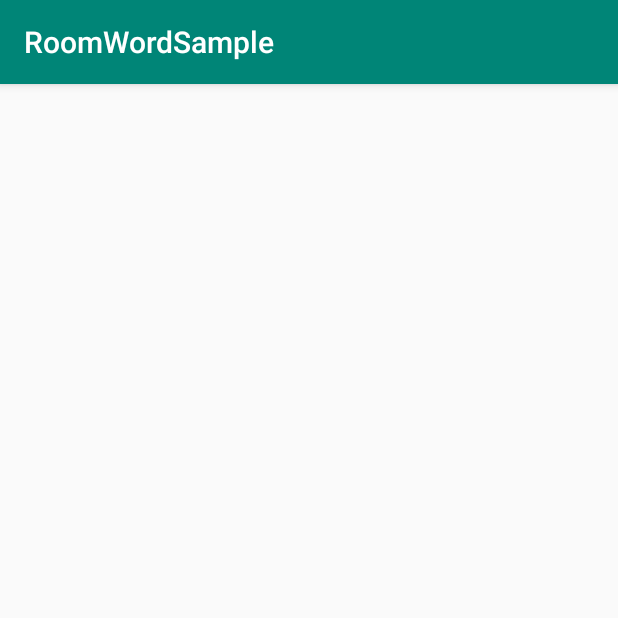
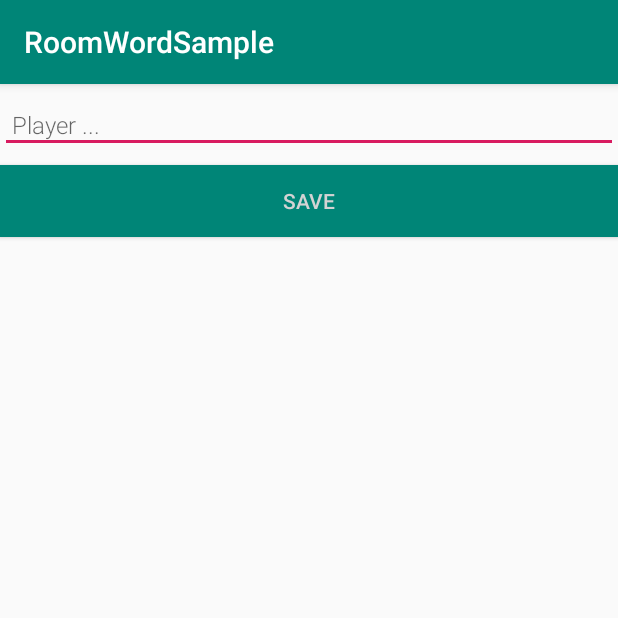
Before and after one commit to CH4BRN/RoomWordsPoC, an Android app: the NewPlayerActivity screen opened directly, with no data from a screen before it, on a phone screen of 412 x 824 dp, the top half of it. Run offline under Robolectric (Android 15) with nearby library versions, the phone set to English and light mode, and no system bars.

Commit message:
added link

```diff
--- a/app/src/main/java/com/uldskull/roomwordsample/RelationExperiment/activities/NewPlayerActivity.kt
+++ b/app/src/main/java/com/uldskull/roomwordsample/RelationExperiment/activities/NewPlayerActivity.kt
@@ -3,9 +3,11 @@
 
 package com.uldskull.roomwordsample.RelationExperiment.activities
 
+import android.app.Activity
 import android.content.Intent
 import android.os.Bundle
 import android.os.PersistableBundle
+import android.text.TextUtils
 import android.widget.Button
 import android.widget.EditText
 import androidx.appcompat.app.AppCompatActivity
@@ -19,24 +21,31 @@ class NewPlayerActivity : AppCompatActivity() {
 
     private lateinit var editPlayerView: EditText
 
-    override fun onCreate(savedInstanceState: Bundle?, persistentState: PersistableBundle?) {
-        super.onCreate(savedInstanceState, persistentState)
-        setContentView(R.layout.activity_new_word)
+    override fun onCreate(savedInstanceState: Bundle?) {
+        super.onCreate(savedInstanceState)
+        setContentView(R.layout.activity_new_player)
 
-        editPlayerView = findViewById(R.id.edit_word)
-
+        editPlayerView = findViewById(R.id.edit_player)
 
         val button = findViewById<Button>(R.id.button_save)
 
-        button.setOnClickListener{
+        button.setOnClickListener {
             val replyIntent = Intent()
 
+            if (TextUtils.isEmpty(editPlayerView.text)) {
+                setResult(Activity.RESULT_CANCELED, replyIntent)
+            } else {
+                val player = editPlayerView.text.toString()
+                replyIntent.putExtra(PLAYER_REPLY, player)
+            }
             val name = editPlayerView.text.toString()
             replyIntent.putExtra(PLAYER_REPLY, name)
+            finish()
         }
-        finish()
+
 
     }
+
     companion object {
         const val PLAYER_REPLY = "player_inserted"
     }
--- /dev/null
+++ b/app/src/main/res/layout/activity_new_player.xml
@@ -0,0 +1,28 @@
+<?xml version="1.0" encoding="utf-8"?>
+<LinearLayout xmlns:android="http://schemas.android.com/apk/res/android"
+    android:layout_width="match_parent"
+    android:layout_height="match_parent"
+    android:orientation="vertical">
+
+    <EditText
+        android:id="@+id/edit_player"
+        android:layout_width="match_parent"
+        android:layout_height="wrap_content"
+        android:layout_marginTop="8dp"
+        android:layout_marginBottom="8dp"
+        android:fontFamily="sans-serif-light"
+        android:hint="Player ..."
+        android:inputType="textAutoComplete"
+        android:padding="8dp"
+        android:textSize="16sp" />
+
+    <Button
+        android:id="@+id/button_save"
+        android:layout_width="match_parent"
+        android:layout_height="wrap_content"
+        android:background="@color/colorPrimary"
+        android:text="@string/button_save"
+        android:textColor="@color/buttonLabel" />
+
+
+</LinearLayout>
--- a/app/src/main/res/values/strings.xml
+++ b/app/src/main/res/values/strings.xml
@@ -2,7 +2,7 @@
     <string name="app_name">RoomWordSample</string>
     <string name="hint_word">Word...</string>
     <string name="button_save">Save</string>
-    <string name="empty_not_saved">Word not saved because it is empty.</string>
+    <string name="empty_not_saved"> not saved because it is empty.</string>
 
     <!-- TODO: Remove or change this placeholder text -->
 </resources>
```
Also changed, not shown: app/src/main/java/com/uldskull/roomwordsample/ui/activities/MainActivity.kt (+11 -6 lines), app/src/main/res/layout/activity_new_word.xml (+7 -6 lines).
